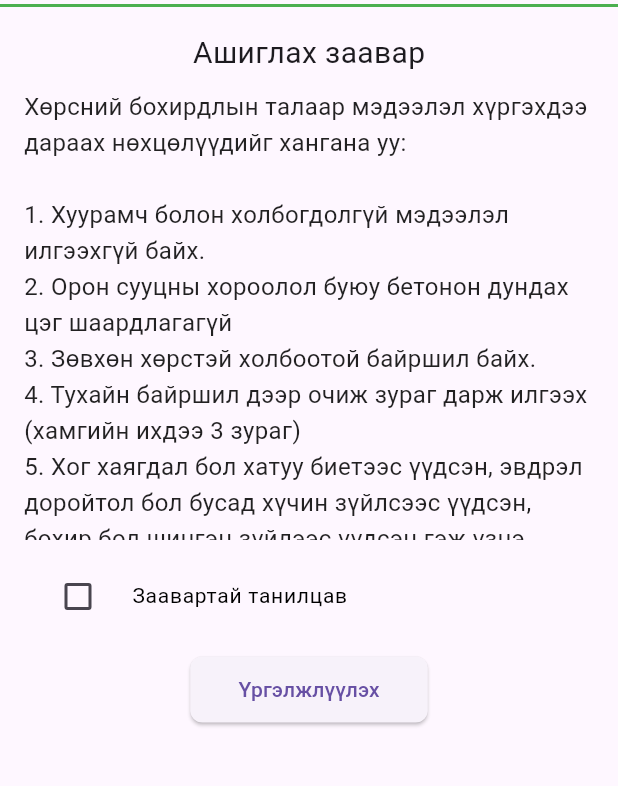
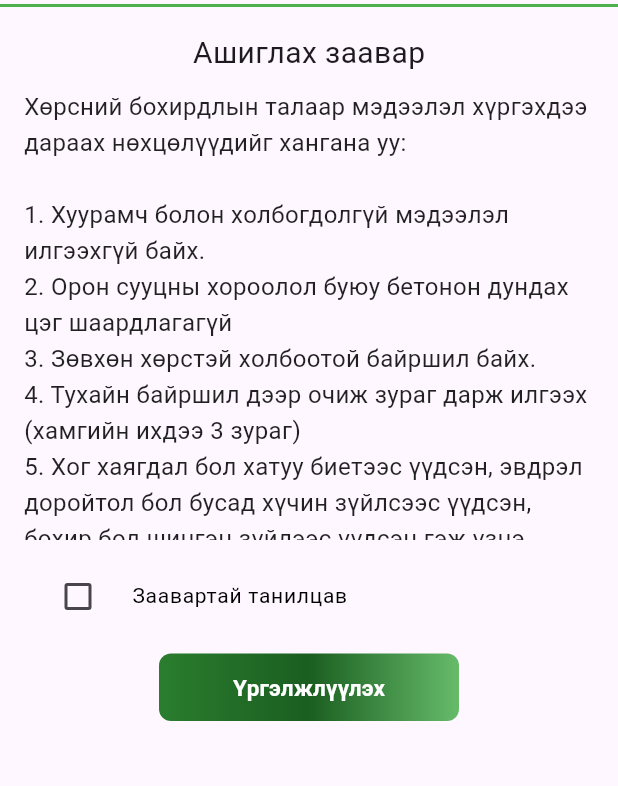
Before and after one commit to amgalanbaata/main, a Flutter app: the InstructionsPageView screen opened directly, on a phone screen of 412 x 824 dp, the part 80-866 px from its top. Run offline on Flutter 3.47's test engine with Material 3 defaults, Android fonts, the phone set to English and light mode, and no system bars; our stand-ins replace dropdown_button2, fluttertoast, geolocator, image_picker, permission_handler, pull_to_refresh_flutter3 and 3 more; missing offline and left inert: uiblock; accounts and stored records are empty.

Commit message:
flutter button style

```diff
--- a/lib/screens/instructions.dart
+++ b/lib/screens/instructions.dart
@@ -120,7 +120,28 @@ class _InstructionsState extends State<InstructionsPageView> {
                 ),
               SizedBox(height: 10),
               Center(
-                child: ElevatedButton(
+                child:  Container(
+                  width: 200,
+                  height: 45,
+                  decoration: BoxDecoration(
+                    gradient: LinearGradient(
+                      colors: <Color>[
+                        Color(0xFF2a7d2e),
+                        Color(0xFF1b5e20),
+                        Color(0xFF66bb6a),
+                      ],
+                    ),
+                    borderRadius: BorderRadius.circular(8.0),
+                  ),
+                  child: TextButton(
+                    child: Text(
+                      'Үргэлжлүүлэх',
+                      style: TextStyle(
+                        color: Colors.white,
+                        fontSize: 15,
+                        fontWeight: FontWeight.bold,
+                      ),
+                    ),
                     onPressed: () {
                       if(_isAgreed) {
                         _navigateToHome();
@@ -128,17 +149,9 @@ class _InstructionsState extends State<InstructionsPageView> {
                         _toastMessage('title', 'Зөвшөөрөөгүй байна ');
                       }
                     },
-                  child: Text('Үргэлжлүүлэх'),
-                  style: ElevatedButton.styleFrom(
-                    padding: EdgeInsets.symmetric(horizontal: 32, vertical: 12),
-                    // primary: Colors.green,
-                    // onPrimary: Colors.white,
-                    shape: RoundedRectangleBorder(
-                      borderRadius: BorderRadius.circular(8.0),
                   ),
-                  ),
-                ),
-              ),
+                )
+              )
             ],
           ),
         )
--- a/lib/screens/rightMenuPages/profile.dart
+++ b/lib/screens/rightMenuPages/profile.dart
@@ -315,7 +315,7 @@ class _ProfileState extends State<Profile> {
           content: Text(message),
           actions: [
             TextButton(
-              onPressed: () {
+              onPressed: () async {
                 if(message == 'Амжилттай.') {
                   print('password correct');
                   Navigator.of(context).pop();
@@ -326,9 +326,11 @@ class _ProfileState extends State<Profile> {
                     context,
                     MaterialPageRoute(builder: (context) => InstructionsPageView()),
                   );
-                _toastMessage('success', 'Амжилттай шинэчлэгдлээ');
-                return;
+                  _toastMessage('success', 'Амжилттай шинэчлэгдлээ');
+                  return;
                 } else {
+                  SharedPreferences prefs = await SharedPreferences.getInstance();
+                  await prefs.setBool('isAgreed', false);
                   print('else dskfj');
                   print(message);
                   Navigator.of(context).pop();
@@ -338,7 +340,7 @@ class _ProfileState extends State<Profile> {
                     context,
                     MaterialPageRoute(builder: (context) => MainApp()),
                   );
-                _toastMessage('success', 'Амжилттай шинэчлэгдлээ');
+                  _toastMessage('success', 'Амжилттай шинэчлэгдлээ');
                 }
               },
               child: Text('OK'),
```
Lines whose indentation alone changed are shown as unchanged.
